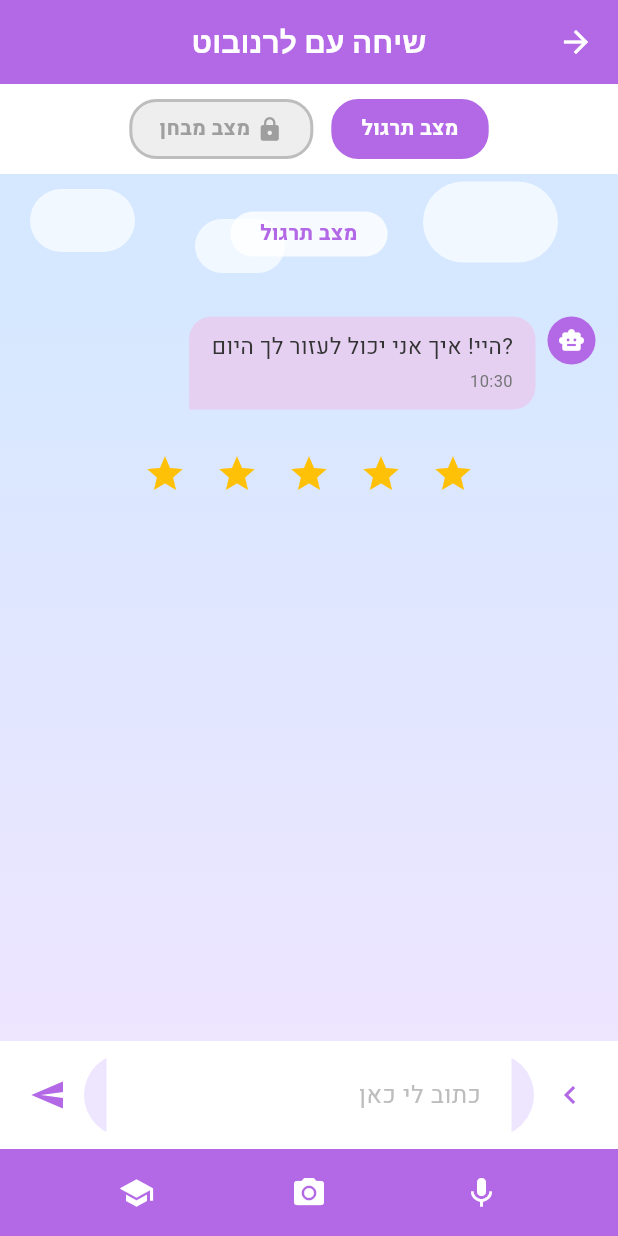
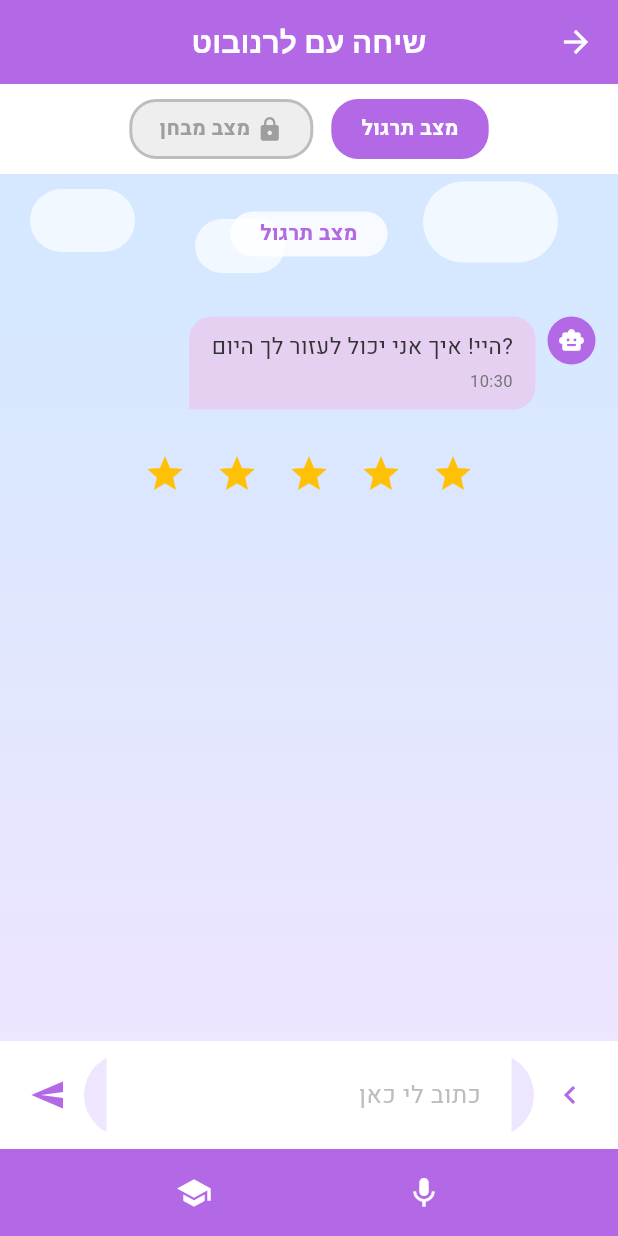
Before and after one commit to tahazoabi1/ChatBot---AI, a Flutter app: the StudentChatScreen screen opened by its route, on a phone screen of 412 x 824 dp. Run offline on Flutter 3.47's test engine with Material 3 defaults, Android fonts, the phone set to English and light mode, and no system bars; our stand-ins replace cloud_firestore, firebase_auth, firebase_core, image_picker, shared_preferences; accounts and stored records are empty.

Commit message:
Fix linter errors in teacher panel and student chat screens

```diff
--- a/lib/screens/student/student_chat_screen.dart
+++ b/lib/screens/student/student_chat_screen.dart
@@ -41,11 +41,6 @@ class _StudentChatScreenState extends State<StudentChatScreen> {
     super.initState();
     _currentMode = widget.initialMode;
     _addBotMessage('היי! איך אני יכול לעזור לך היום?');
-    if (_currentMode == 'capture') {
-      WidgetsBinding.instance.addPostFrameCallback((_) {
-        _captureTask();
-      });
-    }
   }
 
   @override
@@ -156,6 +151,8 @@ class _StudentChatScreenState extends State<StudentChatScreen> {
     }
   }
 
+  // Task capture functionality removed per user request
+  /*
   Future<void> _captureTask() async {
     try {
       final ImagePicker picker = ImagePicker();
@@ -193,6 +190,7 @@ class _StudentChatScreenState extends State<StudentChatScreen> {
       );
     }
   }
+  */
 
   // === SATISFACTION BAR LOGIC ===
   Widget _buildSatisfactionBar(ChatMessage message, int msgIdx) {
@@ -398,9 +396,7 @@ class _StudentChatScreenState extends State<StudentChatScreen> {
                     child: Text(
                       _currentMode == 'practice'
                           ? AppStrings.practiceMode
-                          : _currentMode == 'test'
-                              ? AppStrings.testMode
-                              : 'צילום משימה',
+                          : AppStrings.testMode,
                       style: const TextStyle(
                         fontSize: 14,
                         fontWeight: FontWeight.bold,
@@ -455,7 +451,8 @@ class _StudentChatScreenState extends State<StudentChatScreen> {
                     );
                   }
 
-                  // Task capture (with image)
+                  // Task capture functionality removed
+                  /*
                   if (message.type == MessageType.taskCapture) {
                     return Align(
                       alignment: Alignment.centerLeft,
@@ -487,6 +484,7 @@ class _StudentChatScreenState extends State<StudentChatScreen> {
                       ),
                     );
                   }
+                  */
 
                   // Default: chat bubble + satisfaction logic
                   return Column(
@@ -609,13 +607,6 @@ class _StudentChatScreenState extends State<StudentChatScreen> {
                 ),
                 IconButton(
                   icon: const Icon(
-                    Icons.camera_alt,
-                    color: Colors.white,
-                  ),
-                  onPressed: _captureTask,
-                ),
-                IconButton(
-                  icon: const Icon(
                     Icons.school,
                     color: Colors.white,
                   ),
```
Also changed, not shown: lib/screens/teacher/teacher_panel_screen.dart (+55 -2 lines).
